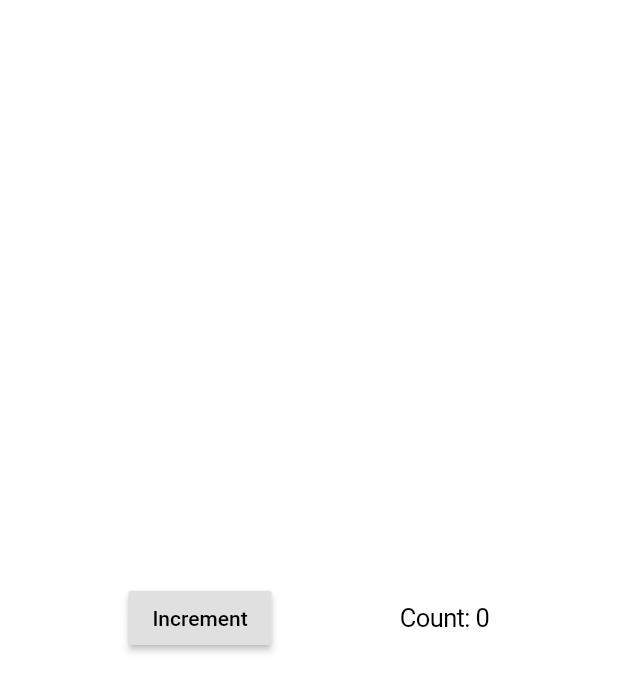
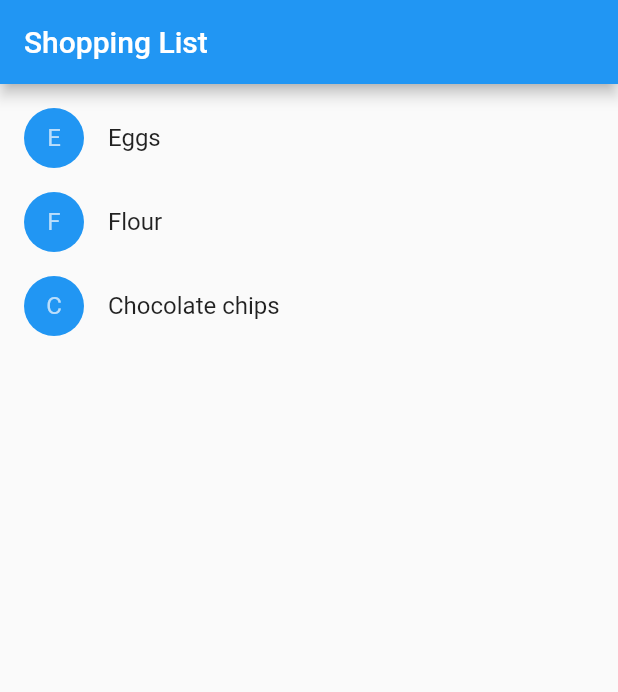
Before and after one commit to kylescf2/FlutterLearning, a Flutter app: the screen it shows after launch, on a phone screen of 412 x 824 dp. Shown: the top 692 px of the screen. Run offline on Flutter 3.47's test engine with Material 2 defaults, Android fonts, the phone set to English and light mode, and no system bars.

Commit message:
ADD: shopping list demo

```diff
--- a/flutter_app/lib/main.dart
+++ b/flutter_app/lib/main.dart
@@ -1,7 +1,22 @@
 import 'package:flutter/material.dart';
 import 'package:flutter/cupertino.dart';
+import 'shopping_list.dart';
 
-void main() => runApp(new MyApp());
+//void main() => runApp(new MyApp());
+
+// TODO: test
+void main() {
+  runApp(MaterialApp(
+    title: 'Shopping App',
+    home: ShoppingList(
+      products: <Product>[
+        Product(name: 'Eggs'),
+        Product(name: 'Flour'),
+        Product(name: 'Chocolate chips'),
+      ],
+    ),
+  ));
+}
 
 class MyApp extends StatelessWidget {
   // This widget is the root of your application.
--- /dev/null
+++ b/flutter_app/lib/shopping_list.dart
@@ -0,0 +1,100 @@
+import 'package:flutter/material.dart';
+import 'package:flutter/cupertino.dart';
+
+class Product {
+  const Product({this.name});
+  final String name;
+}
+
+typedef void CartChangedCallback(Product product, bool inCart);
+
+class ShoppingListItem extends StatelessWidget {
+  ShoppingListItem({Product product, this.inCart, this.onCartChanged})
+      : product = product,
+        super(key: ObjectKey(product));
+
+  final Product product;
+  final bool inCart;
+  final CartChangedCallback onCartChanged;
+
+  Color _getColor(BuildContext context) {
+    // The theme depends on the BuildContext because different parts of the tree
+    // can have different themes.  The BuildContext indicates where the build is
+    // taking place and therefore which theme to use.
+
+    return inCart ? Colors.black54 : Theme.of(context).primaryColor;
+  }
+
+  TextStyle _getTextStyle(BuildContext context) {
+    if (!inCart) return null;
+
+    return TextStyle(
+      color: Colors.black54,
+      decoration: TextDecoration.lineThrough,
+    );
+  }
+
+  @override
+  Widget build(BuildContext context) {
+    return ListTile(
+      onTap: () {
+        onCartChanged(product, !inCart);
+      },
+      leading: CircleAvatar(
+        backgroundColor: _getColor(context),
+        child: Text(product.name[0]),
+      ),
+      title: Text(product.name, style: _getTextStyle(context)),
+    );
+  }
+}
+
+class ShoppingList extends StatefulWidget {
+  ShoppingList({Key key, this.products}) : super(key: key);
+
+  final List<Product> products;
+
+  // The framework calls createState the first time a widget appears at a given
+  // location in the tree. If the parent rebuilds and uses the same type of
+  // widget (with the same key), the framework re-uses the State object
+  // instead of creating a new State object.
+
+  @override
+  _ShoppingListState createState() => _ShoppingListState();
+}
+
+class _ShoppingListState extends State<ShoppingList> {
+  Set<Product> _shoppingCart = Set<Product>();
+
+  void _handleCartChanged(Product product, bool inCart) {
+    setState(() {
+      // When a user changes what's in the cart, we need to change _shoppingCart
+      // inside a setState call to trigger a rebuild. The framework then calls
+      // build, below, which updates the visual appearance of the app.
+
+      if (inCart)
+        _shoppingCart.add(product);
+      else
+        _shoppingCart.remove(product);
+    });
+  }
+
+  @override
+  Widget build(BuildContext context) {
+    return Scaffold(
+      appBar: AppBar(
+        title: Text('Shopping List'),
+      ),
+      body: ListView(
+        padding: EdgeInsets.symmetric(vertical: 8.0),
+        children: widget.products.map((Product product) {
+          return ShoppingListItem(
+            product: product,
+            inCart: _shoppingCart.contains(product),
+            onCartChanged: _handleCartChanged,
+          );
+        }).toList(),
+      ),
+    );
+  }
+}
```
